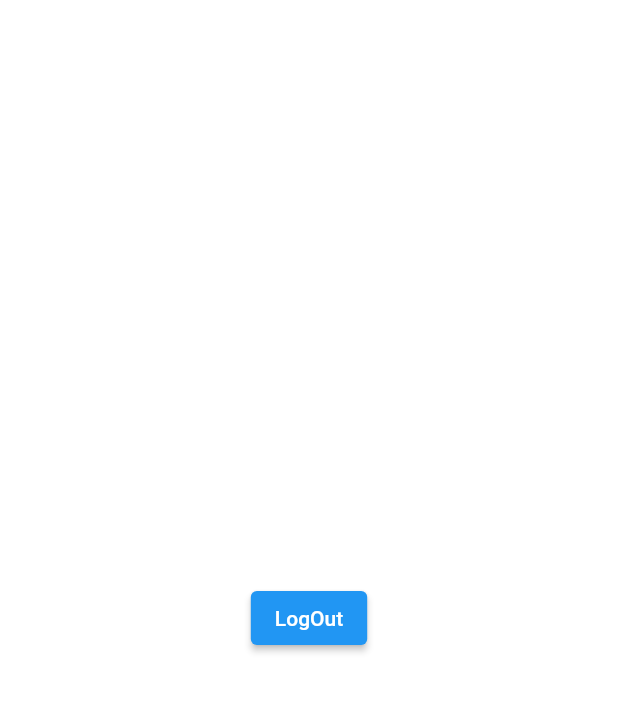
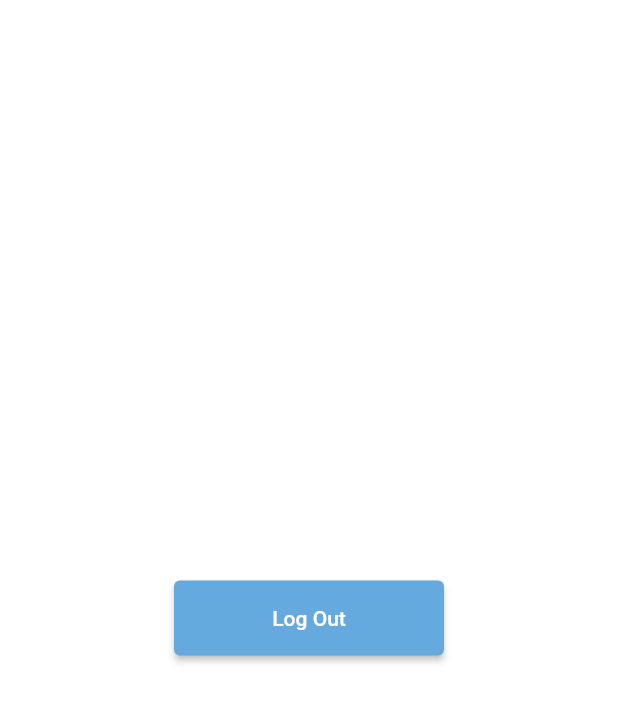
Before and after one commit to sanburnn/users, a Flutter app: the Users screen opened directly, on a phone screen of 412 x 824 dp. Shown: the top 702 px of the screen. Run offline on Flutter 3.47's test engine with Material 2 defaults, Android fonts, the phone set to English and light mode, and no system bars; our stand-ins replace fl_chart, google_fonts, rxdart.

Commit message:
add color

```diff
--- a/lib/landing.dart
+++ b/lib/landing.dart
@@ -16,7 +16,7 @@ class Landing extends StatelessWidget {
             child: Container(
               decoration: BoxDecoration(
                 image: DecorationImage(
-                  image: AssetImage("assets/images/icon1.png"),
+                  image: AssetImage("assets/images/logo1.png"),
                   scale: 1,
                 ),
               ),
--- a/lib/main.dart
+++ b/lib/main.dart
@@ -18,7 +18,9 @@ class MyApp extends StatelessWidget {
     return MaterialApp(
       debugShowCheckedModeBanner: false,
       theme: ThemeData(
-        primarySwatch: Colors.blue,
+        appBarTheme: AppBarTheme(
+          color: const Color(0xFF65AADF),
+        ),
         scaffoldBackgroundColor: Colors.white,
         visualDensity: VisualDensity.adaptivePlatformDensity,
       ),
--- a/lib/users.dart
+++ b/lib/users.dart
@@ -1,5 +1,6 @@
 import 'package:flutter/material.dart';
 import 'package:flutter/services.dart';
+import 'package:users/config/palette.dart';
 
 class Users extends StatefulWidget {
   @override
@@ -19,13 +20,16 @@ class UsersState extends State<Users> {
       child: Scaffold(
         body: Center(
           child: ElevatedButton(
-            onPressed: () {
-              SystemNavigator.pop();
+              onPressed: () {
+                SystemNavigator.pop();
 
-              // exit(0);
-            },
-            child: Text('LogOut'),
-          ),
+                // exit(0);
+              },
+              child: Text('Log Out'),
+              style: ElevatedButton.styleFrom(
+                fixedSize: Size(180, 50),
+                primary: Palette.primaryColor,
+              )),
         ),
       ),
     );
```
